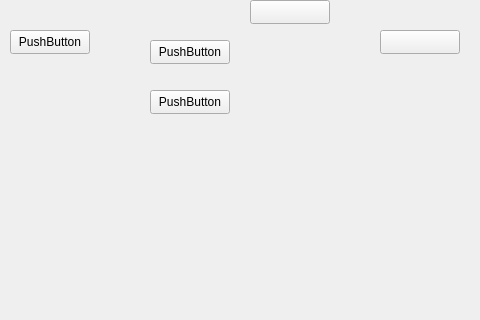
The window that client/Forms/Main/mainwindow.ui (sofinvalery/LMS) describes before a commit, drawn with Qt 5; both pictures show x 320 to 800 and y 0 to 320 of the 800 by 593 pixel window.
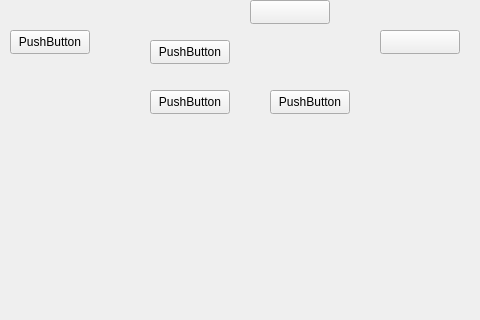
The same window after the commit.

Commit message: added new widgets: notification, group editor. Add group 7.8

Diff of the .ui file:
```diff
--- a/client/Forms/Main/mainwindow.ui
+++ b/client/Forms/Main/mainwindow.ui
@@ -136,6 +136,19 @@
      <enum>Qt::Vertical</enum>
     </property>
    </widget>
+   <widget class="QPushButton" name="editGroupButton">
+    <property name="geometry">
+     <rect>
+      <x>590</x>
+      <y>90</y>
+      <width>80</width>
+      <height>24</height>
+     </rect>
+    </property>
+    <property name="text">
+     <string>PushButton</string>
+    </property>
+   </widget>
   </widget>
   <widget class="QMenuBar" name="menubar">
    <property name="geometry">
```
The commit also changes 11 other files.
